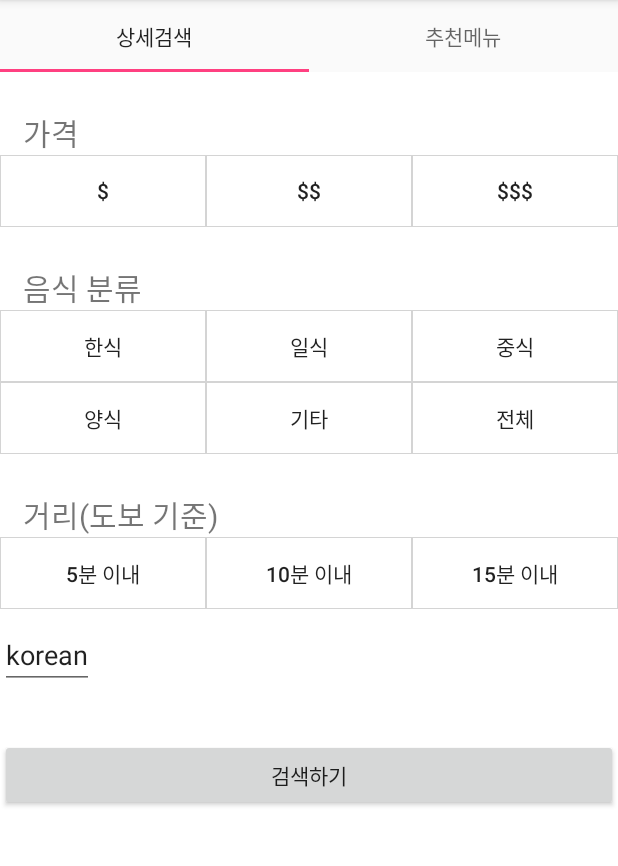
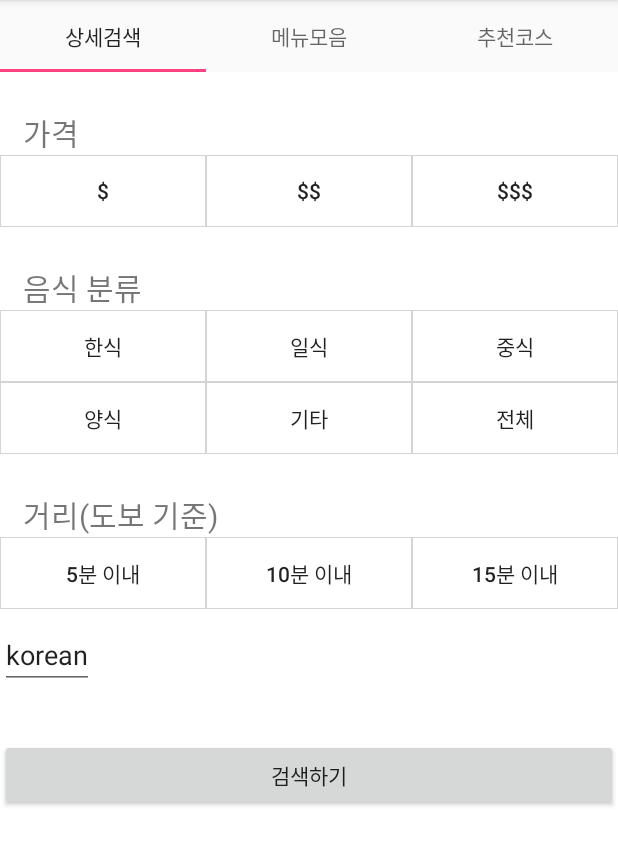
Before and after one commit to RoySongs/lunchbox, an Android app: the fragment SearchFragment placed in its activity, on a phone screen of 412 x 824 dp, the part 84-950 px from its top. Run offline under Robolectric (Android 15) with nearby library versions, the phone set to English and light mode, and no system bars; libraries missing offline, so code that uses them is left out: com.azoft.carousellayoutmanager, com.ittianyu.bottomnavigationviewex; plain views replace BottomNavigationViewEx; 5 statements that could not run were skipped.

Commit message:
3번째 인텐트 화면 추가 및 클릭 시 액티비티 이동 테스트

```diff
--- a/app/src/main/java/lunchbox/csy/com/lunchbox/search/SearchRecyclerAdapter.java
+++ b/app/src/main/java/lunchbox/csy/com/lunchbox/search/SearchRecyclerAdapter.java
@@ -1,6 +1,7 @@
 package lunchbox.csy.com.lunchbox.search;
 
 import android.content.Context;
+import android.content.Intent;
 import android.support.annotation.NonNull;
 import android.support.v4.app.FragmentActivity;
 import android.support.v7.widget.RecyclerView;
@@ -12,6 +13,8 @@ import android.view.ViewGroup;
 import java.util.List;
 
 import lunchbox.csy.com.lunchbox.R;
+import lunchbox.csy.com.lunchbox.SplashActivity;
+import lunchbox.csy.com.lunchbox.activity.MenuPickerActivity;
 
 public class SearchRecyclerAdapter extends RecyclerView.Adapter<SearchViewHolder> {
 
@@ -40,6 +43,14 @@ public class SearchRecyclerAdapter extends RecyclerView.Adapter<SearchViewHolder
     public void onBindViewHolder(@NonNull SearchViewHolder searchViewHolder, int i) {
 
         searchViewHolder.imageView.setImageResource(list.get(i).getImageSrc());
+        searchViewHolder.imageView.setOnClickListener(new View.OnClickListener(){
+            @Override
+            public void onClick(View v) {
+                Intent intent = new Intent(v.getContext() , MenuPickerActivity.class);
+                v.getContext().startActivity(intent);
+
+            }
+        });
     }
 
     @Override
--- /dev/null
+++ b/app/src/main/java/lunchbox/csy/com/lunchbox/search/SearchThirdFragment.java
@@ -0,0 +1,18 @@
+package lunchbox.csy.com.lunchbox.search;
+
+import android.os.Bundle;
+import android.support.v4.app.Fragment;
+import android.view.LayoutInflater;
+import android.view.View;
+import android.view.ViewGroup;
+
+import lunchbox.csy.com.lunchbox.R;
+
+public class SearchThirdFragment extends Fragment {
+    @Override
+    public View onCreateView(LayoutInflater inflater, ViewGroup container, Bundle savedInstanceState) {
+        View view = inflater.inflate(R.layout.fragment_search_sub_two, container, false);
+
+        return view;
+    }
+}
--- a/app/src/main/java/lunchbox/csy/com/lunchbox/search/SearchViewPagerAdapter.java
+++ b/app/src/main/java/lunchbox/csy/com/lunchbox/search/SearchViewPagerAdapter.java
@@ -8,13 +8,14 @@ import java.util.ArrayList;
 
 public class SearchViewPagerAdapter extends FragmentPagerAdapter{
 
-    private String titles[] = new String[]{"상세검색","추천메뉴"};
+    private String titles[] = new String[]{"상세검색","메뉴모음","추천코스"};
     ArrayList<Fragment> subFragments;
     public SearchViewPagerAdapter(FragmentManager fm) {
         super(fm);
         subFragments = new ArrayList<>();
         subFragments.add(new SearchOneFragment());
         subFragments.add(new SearchTwoFragment());
+        subFragments.add(new SearchThirdFragment());
     }
 
     @Override
```
